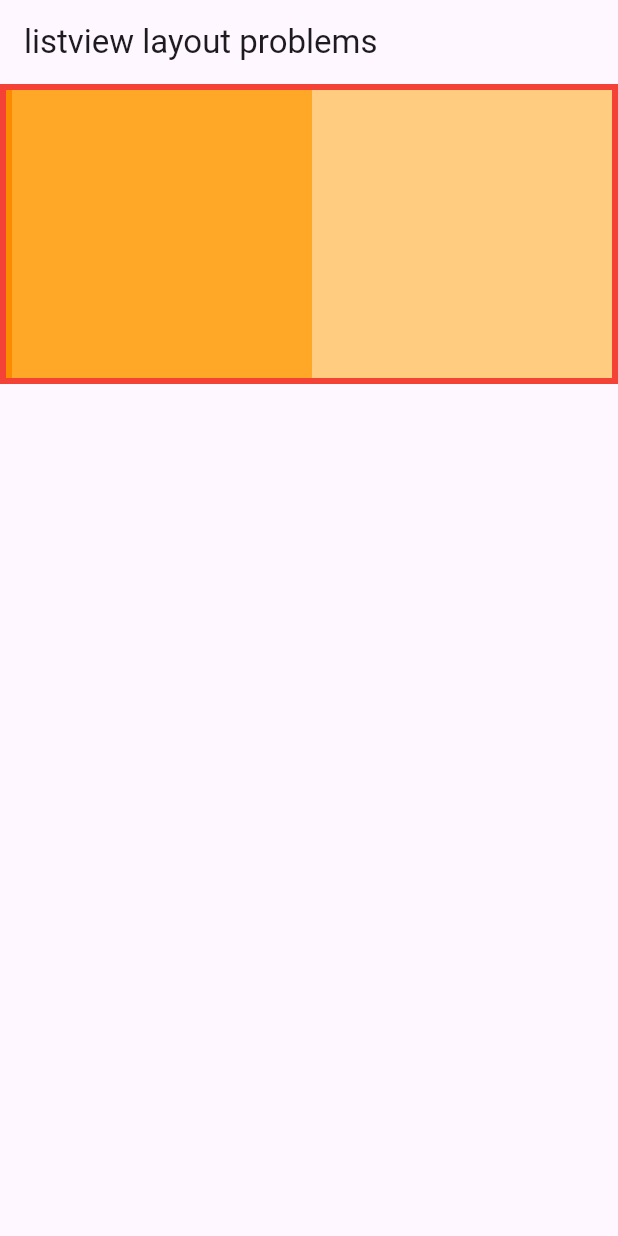
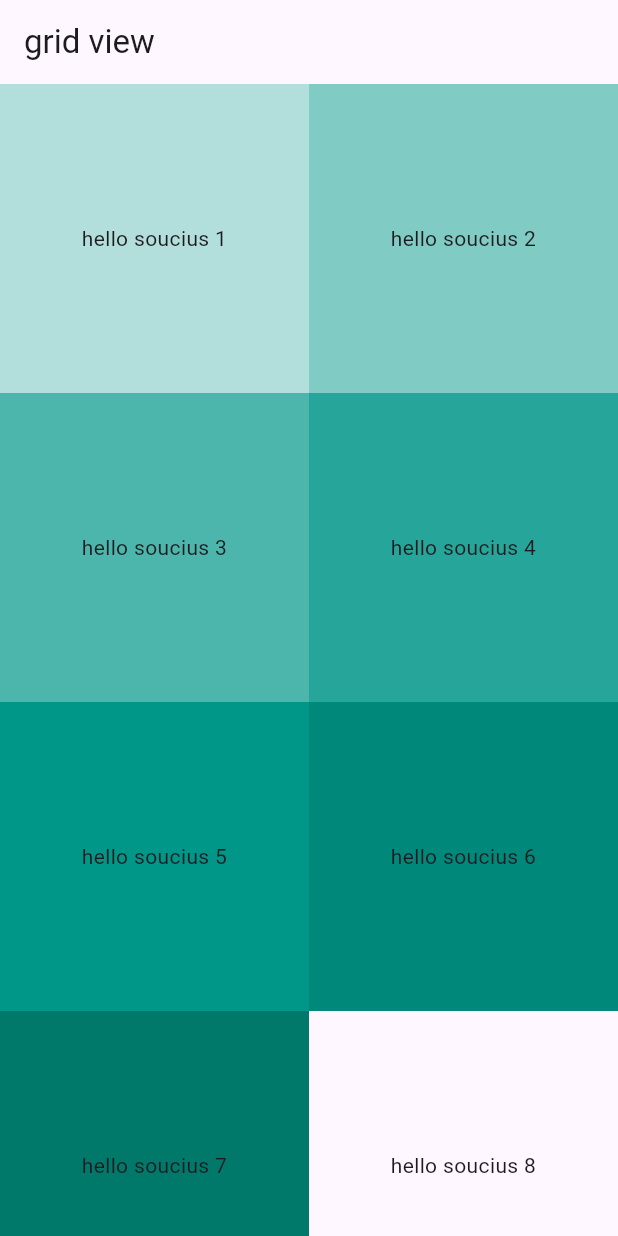
Before and after one commit to Soucius/flutter_bootcamp, a Flutter app: the screen it shows after launch, on a phone screen of 412 x 824 dp. Run offline on Flutter 3.47's test engine with Material 3 defaults, Android fonts, the phone set to English and light mode, and no system bars; our stand-ins replace flutter_easyloading.

Commit message:
grid view

```diff
--- /dev/null
+++ b/flutter_scrolls_app/lib/grid_view.dart
@@ -0,0 +1,61 @@
+import 'package:flutter/material.dart';
+
+class Gridview extends StatelessWidget {
+  const Gridview({super.key});
+
+  @override
+  Widget build(BuildContext context) {
+    return Scaffold(
+      appBar: AppBar(
+        title: Text("grid view"),
+      ),
+      body: GridView.builder(
+          itemCount: 100,
+          gridDelegate:
+              SliverGridDelegateWithFixedCrossAxisCount(crossAxisCount: 2),
+          itemBuilder: (BuildContext context, int index) {
+            return Container(
+              alignment: Alignment.center,
+              color: Colors.teal[100 * ((index + 1) % 8)],
+              child: Text(
+                "hello soucius ${index + 1}",
+                textAlign: TextAlign.center,
+              ),
+            );
+          }),
+    );
+  }
+
+  GridView gridViewCount() {
+    return GridView.count(
+      crossAxisCount: 2,
+      primary: true,
+      scrollDirection: Axis.vertical,
+      padding: EdgeInsets.all(10),
+      crossAxisSpacing: 20,
+      mainAxisSpacing: 40,
+      children: [
+        cont(),
+        cont(),
+        cont(),
+        cont(),
+        cont(),
+        cont(),
+        cont(),
+        cont(),
+        cont(),
+      ],
+    );
+  }
+
+  Container cont() {
+    return Container(
+      alignment: Alignment.center,
+      color: Colors.teal.shade300,
+      child: Text(
+        "hello soucius",
+        textAlign: TextAlign.center,
+      ),
+    );
+  }
+}
--- a/flutter_scrolls_app/lib/main.dart
+++ b/flutter_scrolls_app/lib/main.dart
@@ -1,6 +1,6 @@
 import 'package:flutter/material.dart';
 import 'package:flutter_easyloading/flutter_easyloading.dart';
-import 'package:flutter_scrolls_app/listview_layout_problems.dart';
+import 'package:flutter_scrolls_app/grid_view.dart';
 
 void main() {
   runApp(const MyApp());
@@ -30,7 +30,7 @@ class MyApp extends StatelessWidget {
   Widget build(BuildContext context) {
     return MaterialApp(
       title: 'Material App',
-      home: ListviewLayoutProblems(),
+      home: Gridview(),
       builder: EasyLoading.init(),
     );
   }
```
